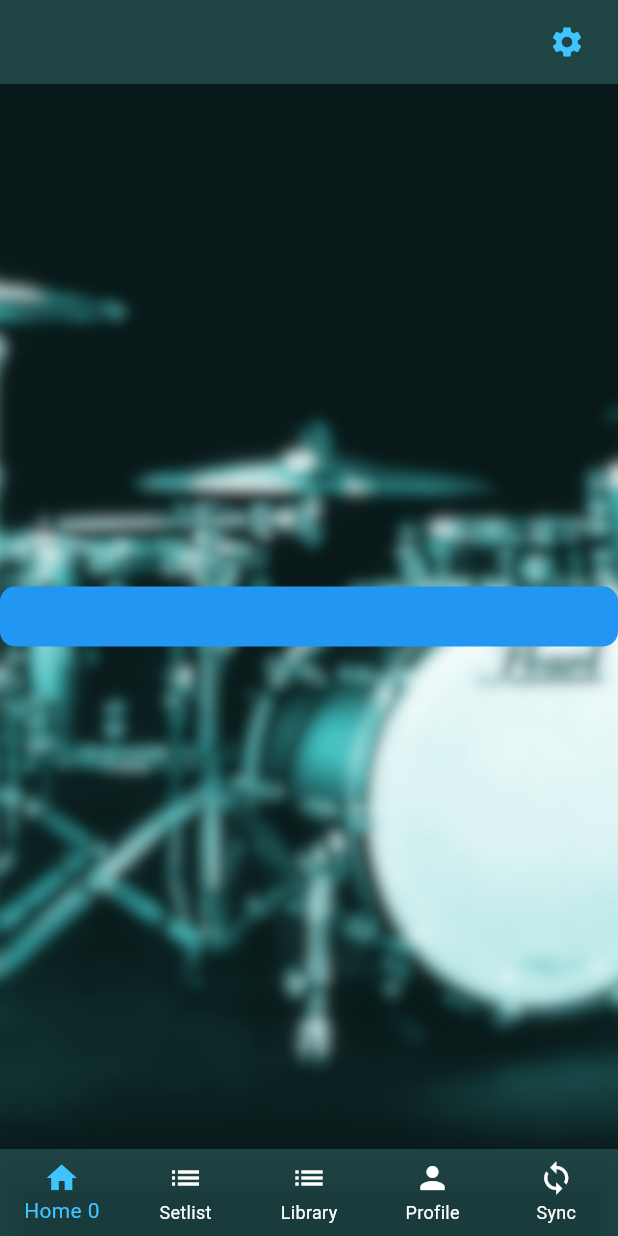
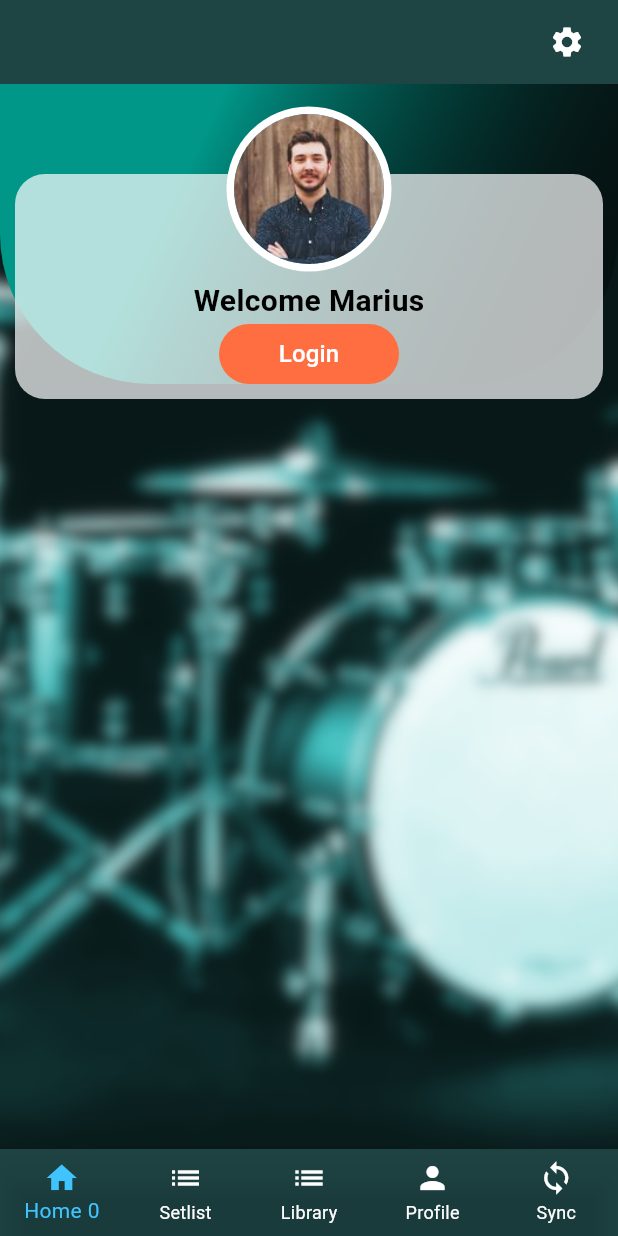
Before and after one commit to MariusRadyn/TeamPlayerWeb, a Flutter app: the screen it shows after launch, on a phone screen of 412 x 824 dp. Run offline on Flutter 3.47's test engine with Material 3 defaults, Android fonts, the phone set to English and light mode, and no system bars; our stand-ins replace cloud_firestore, firebase_core, firebase_storage, image_picker, shared_preferences; accounts and stored records are empty.

Commit message:
Working on home screen

```diff
--- a/lib/homePage.dart
+++ b/lib/homePage.dart
@@ -16,14 +16,6 @@ class _HomePageState extends State<HomePage> {
 
   @override
   Widget build(BuildContext context) {
-    if (loggedIn)
-      return homePage();
-    else
-      return loginPage();
-  }
-}
-
-Widget homePage() {
     return Container(
       decoration: BoxDecoration(
         image: DecorationImage(
@@ -35,19 +27,121 @@ Widget homePage() {
         backgroundColor: Colors.transparent,
         body: Center(
           child: Column(
+            mainAxisAlignment: MainAxisAlignment.start,
+            children: <Widget>[
+              // Login Profile
+              Stack(
+                children: [
+                  // Backdrop
+                  Container(
+                    alignment: Alignment.topCenter,
+                    height: 200,
+                    decoration: const BoxDecoration(
+                      gradient: LinearGradient(
+                          begin: Alignment.topLeft,
+                          end: Alignment.bottomRight,
+                          stops: [
+                            0.3,
+                            0.9,
+                          ],
+                          colors: [
+                            Colors.teal,
+                            Colors.black26,
+                          ]),
+                      borderRadius: BorderRadius.only(
+                        bottomLeft: Radius.circular(100),
+                        bottomRight: Radius.circular(100),
+                      ),
+                    ),
+                  ),
+
+                  // White Container
+                  Container(
+                    margin: const EdgeInsets.only(top: 60, left: 10, right: 10),
+                    height: 150,
+                    decoration: const BoxDecoration(
+                      color: Colors.white70,
+                      borderRadius: BorderRadius.all(
+                        Radius.circular(20),
+                      ),
+                    ),
+                  ),
+
+                  // Avatar
+                  Container(
+                    margin: EdgeInsets.only(top: 15),
+                    child: Row(
                       mainAxisAlignment: MainAxisAlignment.center,
-          children: <Widget>[
+                      children: [
+                        CircleAvatar(
+                          radius: 55,
+                          backgroundColor: Colors.white,
+                          child: CircleAvatar(
+                            backgroundImage:
+                                AssetImage("assets/images/author1.jpg"),
+                            radius: 50,
+                          ),
+                        ),
+                      ],
+                    ),
+                  ),
+
+                  // Welcome Message
+                  Row(
+                    mainAxisAlignment: MainAxisAlignment.center,
+                    children: [
                       Container(
-                child: Container(
-              padding: EdgeInsets.all(20),
-              decoration: BoxDecoration(
-                borderRadius: BorderRadius.circular(10),
-                color: Colors.blue,
+                        padding: EdgeInsets.only(top: 130),
+                        child: Text(
+                          'Welcome Marius',
+                          style: TextStyle(
+                            color: Colors.black,
+                            fontSize: 20,
+                            fontWeight: FontWeight.bold,
                           ),
-            )),
+                        ),
+                      )
+                    ],
+                  ),
+
+                  // Login Button
+                  Row(
+                    mainAxisAlignment: MainAxisAlignment.center,
+                    children: [
+                      Container(
+                        margin: EdgeInsets.only(top: 160),
+                        width: 120,
+                        height: 40,
+                        decoration: const BoxDecoration(
+                            color: Colors.deepOrangeAccent,
+                            borderRadius:
+                                BorderRadius.all(Radius.circular(20))),
+                        child: TextButton(
+                          child: const Text(
+                            'Login',
+                            style: TextStyle(
+                              color: Colors.white,
+                              fontSize: 16,
+                            ),
+                          ),
+                          onPressed: () {
+                            Navigator.push(
+                              context,
+                              MaterialPageRoute(
+                                builder: (context) => loginPage(),
+                              ),
+                            );
+                          },
+                        ),
+                      ),
+                    ],
+                  ),
+                ],
+              ),
             ],
           ),
         ),
       ),
     );
   }
+}
--- a/lib/main.dart
+++ b/lib/main.dart
@@ -48,12 +48,22 @@ class _MyAppState extends State<MyApp> {
     userData.userName = "Marius";
     userData.surname = "Radyn";
     userData.userID = "user1";
+    synchBusy = true;
+
     super.initState();
 
-    _syncLib.onListUpdate = (songDta) {
+    _syncLib.onListUpdate = (_songDta) {
       if (mounted) {
         setState(() {
-          lstSongsLib = songDta;
+          lstSongsLib = _songDta;
+        });
+      }
+    };
+
+    _syncLib.onSyncDone = (_syncDone) {
+      if (mounted) {
+        setState(() {
+          synchBusy = !_syncDone;
         });
       }
     };
@@ -68,11 +78,12 @@ class _MyAppState extends State<MyApp> {
 
   void _onItemTapped(int index) {
     if (index == 4) {
-      fireDbWrite(
-        'SongsTable',
-        'user1',
-        SongData(songName: 'new song1', author: 'unknown1', genre: 'pop1'),
-      );
+      //fireDbWrite(
+      //  'SongsTable',
+      //  'user1',
+      //  SongData(songName: 'new song1', author: 'unknown1', genre: 'pop1'),
+      //);
+
       //Sync(context);
       // Navigator.push(
       //   context,
@@ -83,6 +94,7 @@ class _MyAppState extends State<MyApp> {
       // );
       return;
     }
+
     setState(() {
       _currentIndex = index;
     });
--- a/lib/theme/theme_manager.dart
+++ b/lib/theme/theme_manager.dart
@@ -49,7 +49,7 @@ ThemeData darkTheme = ThemeData(
   ),
   appBarTheme: const AppBarTheme(
     backgroundColor: COLOR_APPBAR,
-    iconTheme: IconThemeData(color: COLOR_BLUE),
+    iconTheme: IconThemeData(color: Colors.white),
     titleTextStyle: TextStyle(color: COLOR_DARK_TEXT, fontSize: 20),
   ),
   listTileTheme: const ListTileThemeData(
--- a/lib/utils/globalData.dart
+++ b/lib/utils/globalData.dart
@@ -1,6 +1,8 @@
 //import '../theme/theme_manager.dart';
 import 'package:firebase_core/firebase_core.dart';
 import 'package:flutter/material.dart';
+
+bool synchBusy = false;
 
 // UserData
 final String fireUserName = 'user1';
--- a/lib/utils/helpers.dart
+++ b/lib/utils/helpers.dart
@@ -569,6 +569,7 @@ class SyncLib {
       onListUpdate!(_songData);
     }
 
+    _isSyncing = false;
     onSyncDone!(_isSyncing);
   }
 }
--- a/pubspec.yaml
+++ b/pubspec.yaml
@@ -64,6 +64,7 @@ flutter:
   # To add assets to your application, add an assets section, like this:
   assets:
     - assets/images/pearl_black.png
+    - assets/images/author1.jpg
 
   # An image asset can refer to one or more resolution-specific "variants", see
   # https://flutter.dev/to/resolution-aware-images
```
Also changed, not shown: 1 other file. Lines whose indentation alone changed are shown as unchanged.
